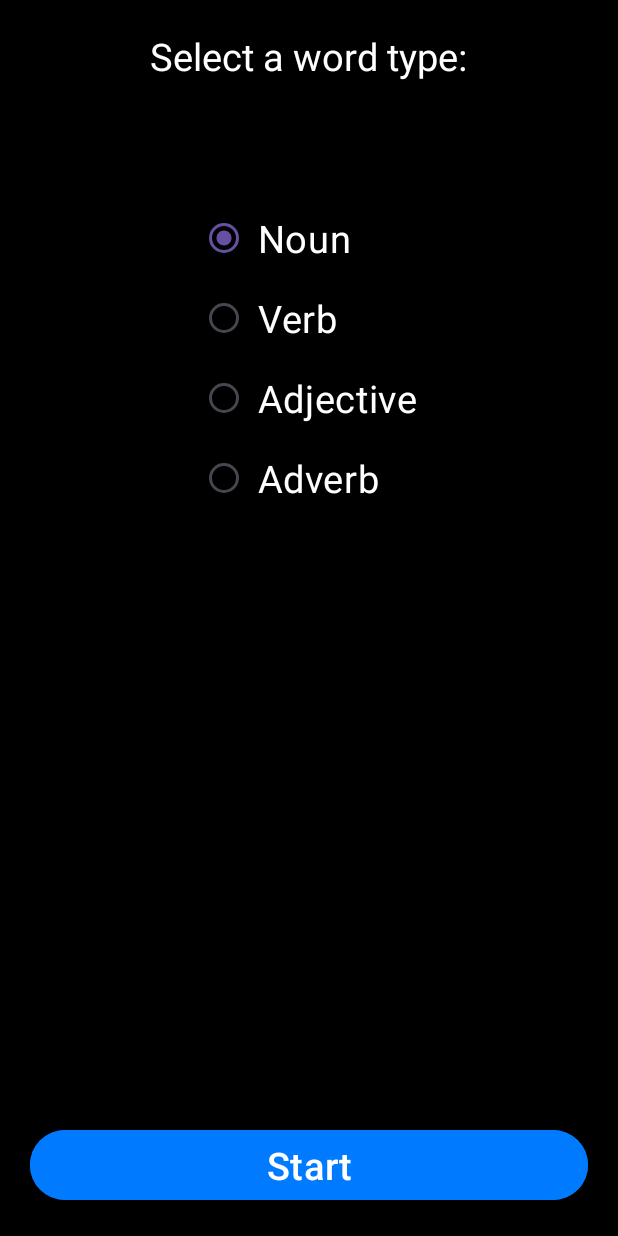
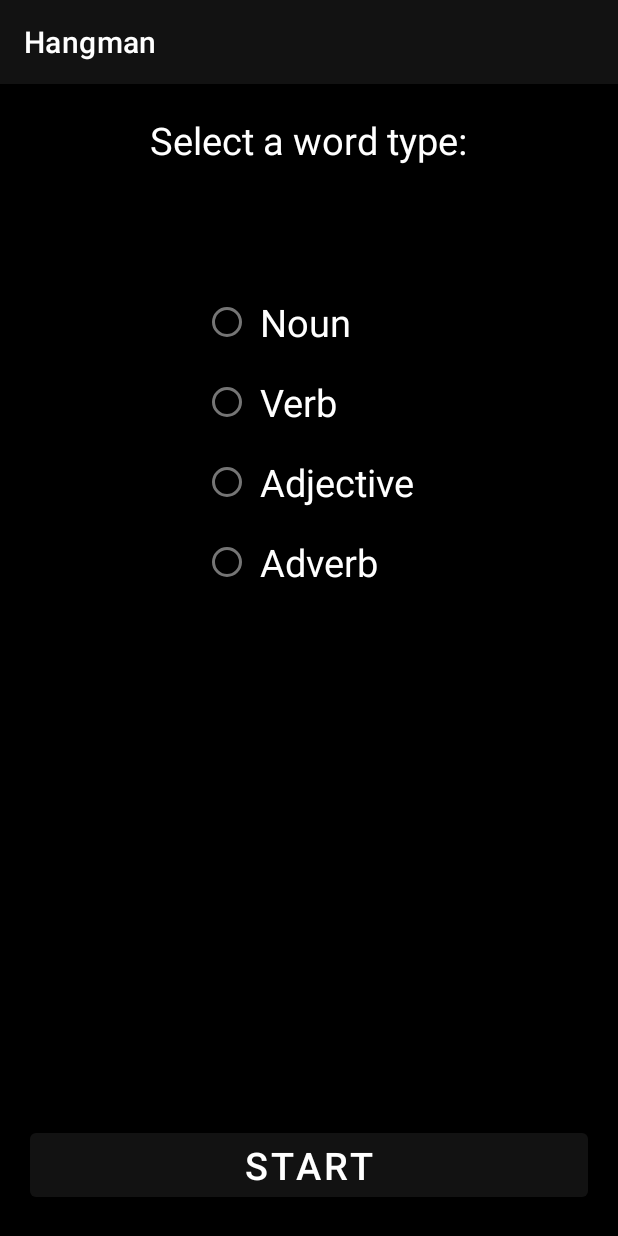
Before and after one commit to JaroslavTupJanku/HangMan, an Android app: the SelectCategoryActivity screen opened directly, with no data from a screen before it, on a phone screen of 412 x 824 dp. Run offline under Robolectric (Android 15) with nearby library versions, the light colour scheme and no system bars.

Commit message:
Added Style

```diff
--- a/app/src/main/AndroidManifest.xml
+++ b/app/src/main/AndroidManifest.xml
@@ -1,6 +1,5 @@
 <?xml version="1.0" encoding="utf-8"?>
-<manifest xmlns:android="http://schemas.android.com/apk/res/android"
-    xmlns:tools="http://schemas.android.com/tools">
+<manifest xmlns:android="http://schemas.android.com/apk/res/android">
 
     <uses-permission android:name="android.permission.INTERNET" />
 
@@ -12,7 +11,7 @@
         android:label="@string/app_name"
         android:roundIcon="@mipmap/ic_launcher_round"
         android:supportsRtl="true"
-        android:theme="@style/Theme.Hangman">
+        android:theme="@style/AppTheme">
         <activity
             android:name=".ShowScoreActivity"
             android:exported="false" />
--- a/app/src/main/java/cz/jarda/hangman/EndGameActivity.java
+++ b/app/src/main/java/cz/jarda/hangman/EndGameActivity.java
@@ -12,6 +12,7 @@ import android.content.SharedPreferences;
 import android.content.pm.ActivityInfo;
 import android.graphics.drawable.AnimationDrawable;
 import android.os.Bundle;
+import android.view.ContextThemeWrapper;
 import android.view.View;
 import android.widget.EditText;
 import android.widget.ImageView;
@@ -65,7 +66,7 @@ public class EndGameActivity extends AppCompatActivity
 
             anim.addFrame(Objects.requireNonNull(ContextCompat.getDrawable(this, R.drawable.e1)), 1500);
             anim.addFrame(Objects.requireNonNull(ContextCompat.getDrawable(this, R.drawable.e2)), 1500);
-            anim.addFrame(Objects.requireNonNull(ContextCompat.getDrawable(this, R.drawable.e3)), 1500);
+            //anim.addFrame(Objects.requireNonNull(ContextCompat.getDrawable(this, R.drawable.e3)), 1500);
         }
         else
         {
@@ -98,7 +99,7 @@ public class EndGameActivity extends AppCompatActivity
             return;
         }
 
-        AlertDialog.Builder builder = new AlertDialog.Builder(this);                 // New dialog to accept loading score.
+        AlertDialog.Builder builder = new AlertDialog.Builder(new ContextThemeWrapper(this, R.style.AppTheme_Dialog));                 // New dialog to accept loading score.
         builder.setCancelable(true);
         builder.setMessage("Do you want to save result of player: " + playerName + " ?");
         builder.setPositiveButton("Ano", (dialog, id) -> saveScoreToMemory());
--- a/app/src/main/java/cz/jarda/hangman/MainGameActivity.java
+++ b/app/src/main/java/cz/jarda/hangman/MainGameActivity.java
@@ -20,7 +20,7 @@ import android.widget.Toast;
 
 public class MainGameActivity extends AppCompatActivity
 {
-    private ImageView imageTitleAnimation;
+    //private ImageView imageTitleAnimation;
     private TableRow myTableRow;
     private EditText etInputChar;
     private TextView labelIncorrectChars;
--- a/app/src/main/java/cz/jarda/services/TextViewFactory.java
+++ b/app/src/main/java/cz/jarda/services/TextViewFactory.java
@@ -21,7 +21,7 @@ public class TextViewFactory
         TextView textView = new TextView(context);
         textView.setId(id);
         textView.setText(context.getResources().getText(R.string.empty_char));
-        textView.setTextColor(context.getResources().getColor(R.color.white, context.getTheme()));
+        textView.setTextColor(context.getResources().getColor(R.color.colorPrimaryText, context.getTheme()));
         textView.setTextSize(TypedValue.COMPLEX_UNIT_SP, 35);
         textView.setLayoutParams(getLayoutParams());
 
--- a/app/src/main/res/layout/activity_main_game.xml
+++ b/app/src/main/res/layout/activity_main_game.xml
@@ -66,7 +66,6 @@
         android:height="0dp"
         android:hint="@string/type_the_letter"
         android:autofillHints="Set letter"
-        android:foregroundTint="@color/white"
         android:inputType="textCapCharacters"
         android:textColor="@android:color/white"
         app:layout_constraintBottom_toBottomOf="parent"
@@ -78,7 +77,6 @@
         android:id="@+id/btnInput"
         android:layout_width="wrap_content"
         android:layout_height="wrap_content"
-        android:backgroundTint="#007BFF"
         android:onClick="addChar"
         android:text="@string/enter"
         android:textSize="25sp"
--- a/app/src/main/res/layout/activity_select_category.xml
+++ b/app/src/main/res/layout/activity_select_category.xml
@@ -3,7 +3,6 @@
     xmlns:app="http://schemas.android.com/apk/res-auto"
     xmlns:tools="http://schemas.android.com/tools"
     android:layout_width="match_parent"
-    android:background="@color/black"
     android:layout_height="match_parent"
     android:padding="20dp"
     tools:context=".SelectCategoryActivity">
@@ -16,7 +15,7 @@
         android:layout_centerHorizontal="true"
         android:text="Select a word type:"
         android:textAppearance="?android:attr/textAppearanceLarge"
-        android:textColor="@android:color/white"
+
         android:textSize="25sp" />
 
     <RadioGroup
@@ -32,40 +31,35 @@
             android:layout_height="wrap_content"
             android:layout_marginBottom="5dp"
             android:bufferType="normal"
-            android:buttonTint="#007BFF"
-            android:checked="true"
             android:text=" Noun"
-            android:textColor="@android:color/white"
+            android:textColor="@color/colorPrimaryText"
             android:textSize="25sp" />
 
         <RadioButton
             android:id="@+id/rbVerb"
-            android:buttonTint="#007BFF"
             android:layout_width="wrap_content"
             android:layout_height="wrap_content"
             android:layout_marginBottom="5dp"
+            android:textColor="@color/colorPrimaryText"
             android:text=" Verb"
-            android:textColor="@android:color/white"
             android:textSize="25sp" />
 
         <RadioButton
             android:id="@+id/rbAdjective"
-            android:buttonTint="#007BFF"
             android:layout_width="wrap_content"
             android:layout_height="wrap_content"
+            android:textColor="@color/colorPrimaryText"
             android:layout_marginBottom="5dp"
             android:text=" Adjective"
-            android:textColor="@android:color/white"
             android:textSize="25sp" />
 
         <RadioButton
             android:id="@+id/rbAdverb"
             android:layout_width="wrap_content"
             android:layout_height="wrap_content"
+            android:textColor="@color/colorPrimaryText"
             android:bufferType="normal"
-            android:buttonTint="#007BFF"
             android:text=" Adverb"
-            android:textColor="@android:color/white"
             android:textSize="25sp" />
 
     </RadioGroup>
@@ -76,7 +70,6 @@
         android:layout_above="@id/rgCategory"
         android:layout_alignParentBottom="true"
         android:layout_centerHorizontal="true"
-        android:backgroundTint="#007BFF"
         android:onClick="startGame"
         android:text="Start"
         android:textSize="25sp" />
--- a/app/src/main/res/layout/activity_show_score.xml
+++ b/app/src/main/res/layout/activity_show_score.xml
@@ -3,7 +3,6 @@
     xmlns:tools="http://schemas.android.com/tools"
     android:layout_width="match_parent"
     android:layout_height="match_parent"
-    android:background="@color/black"
     android:padding="20dp"
     tools:context=".ShowScoreActivity">
 
@@ -18,7 +17,6 @@
             android:id="@+id/btnClear"
             android:layout_width="wrap_content"
             android:layout_height="wrap_content"
-            android:backgroundTint="#007BFF"
             android:layout_weight="0.8"
             android:onClick="clearData"
             android:text="@string/Clear"
@@ -28,7 +26,6 @@
             android:id="@+id/btnBack"
             android:layout_width="wrap_content"
             android:layout_height="wrap_content"
-            android:backgroundTint="#007BFF"
             android:layout_weight="0.2"
             android:onClick="closeScoreActivity"
             android:text="@string/Return"
@@ -49,7 +46,6 @@
             android:layout_width="wrap_content"
             android:layout_height="wrap_content"
             android:textAppearance="?android:attr/textAppearanceLarge"
-            android:textColor="@android:color/white"
             android:textSize="30sp" />
     </ScrollView>
 
--- a/app/src/main/res/values/colors.xml
+++ b/app/src/main/res/values/colors.xml
@@ -1,5 +1,10 @@
 <?xml version="1.0" encoding="utf-8"?>
 <resources>
-    <color name="black">#FF000000</color>
-    <color name="white">#FFFFFFFF</color>
+    <color name="colorPrimary">#121212</color>
+    <color name="colorPrimaryDark">#000000</color>
+    <color name="colorAccent">#D32F2F</color>
+    <color name="colorPrimaryText">#FFFFFF</color>
+    <color name="colorSecondaryText">#BDBDBD</color>
+    <color name="colorIcons">#FFFFFF</color>
+    <color name="colorDivider">#BDBDBD</color>
 </resources>
--- /dev/null
+++ b/app/src/main/res/values/styles.xml
@@ -0,0 +1,32 @@
+<?xml version="1.0" encoding="utf-8"?>
+<resources>
+
+    <style name="AppTheme" parent="Theme.MaterialComponents.DayNight.DarkActionBar">
+        <item name="colorPrimary">@color/colorPrimary</item>
+        <item name="colorPrimaryDark">@color/colorPrimaryDark</item>
+        <item name="colorAccent">@color/colorAccent</item>
+        <item name="android:textColorPrimary">@color/colorPrimaryText</item>
+        <item name="android:textColorSecondary">@color/colorSecondaryText</item>
+        <item name="android:navigationBarColor">@color/colorPrimary</item>
+        <item name="android:windowBackground">@color/colorPrimaryDark</item>
+        <item name="android:statusBarColor">@color/colorPrimaryDark</item>
+    </style>
+
+    <style name="AppTheme.Dialog" parent="Theme.AppCompat.Light.Dialog.Alert">
+        <item name="android:textColor">@android:color/black</item>
+    </style>
+
+    <style name="AppTheme.Button" parent="Widget.MaterialComponents.Button.OutlinedButton">
+        <item name="android:textColor">@color/colorPrimaryText</item>
+        <item name="strokeColor">@color/colorAccent</item>
+        <item name="android:backgroundTint">@color/colorPrimaryDark</item>
+    </style>
+
+    <style name="AppTheme.TextInputLayout" parent="Widget.MaterialComponents.TextInputLayout.OutlinedBox.Dense">
+        <item name="boxStrokeColor">@color/colorAccent</item>
+        <item name="hintTextColor">@color/colorSecondaryText</item>
+        <item name="android:textColorHint">@color/colorSecondaryText</item>
+        <item name="android:background">@color/colorPrimaryDark</item>
+    </style>
+
+</resources>
```
Also changed, not shown: app/src/main/res/layout/activity_end_game.xml (+0 -8 lines), app/src/main/res/layout/activity_menu.xml (+2 -7 lines), app/src/main/res/anim/v5.png (deleted), app/src/main/res/anim/v6.png (deleted).
